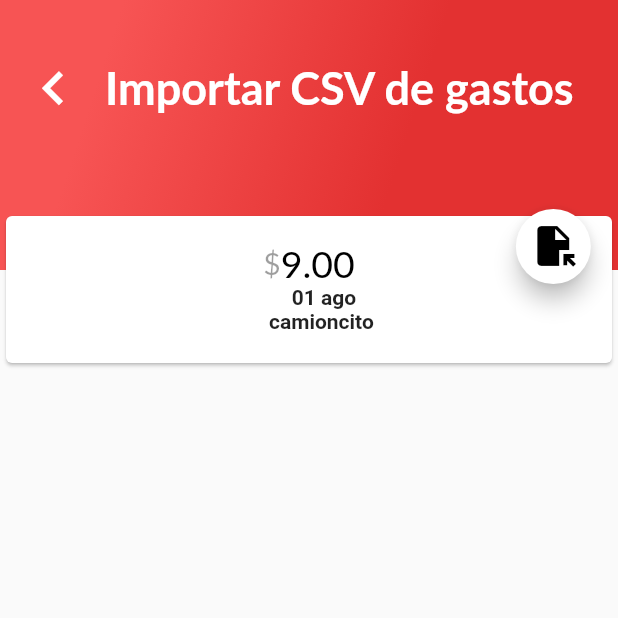
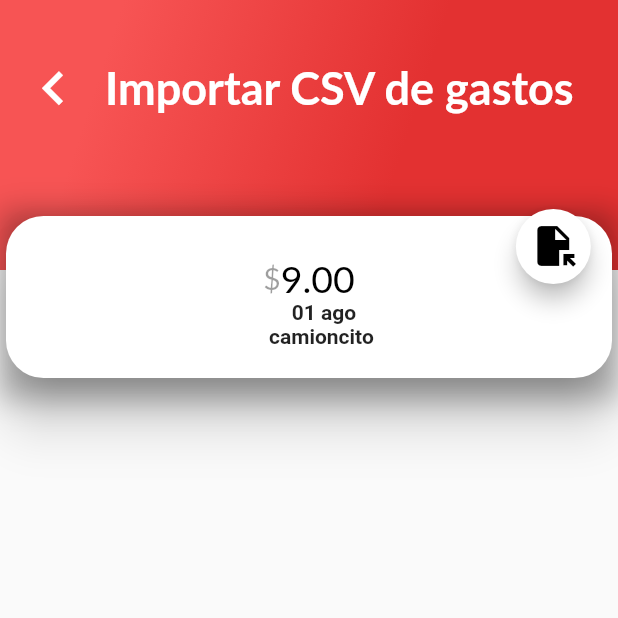
Before and after one commit to jaredbusta/mis_gastos_flutter, a Flutter app: the ImportaCSVGastos screen opened directly, on a phone screen of 412 x 824 dp, the top half of it. Run offline on Flutter 3.47's test engine with Material 2 defaults, Android fonts, the light colour scheme and no system bars; our stand-ins replace cloud_firestore, dropdown_button2, firebase_auth, firebase_core, google_sign_in, image_picker; missing offline and left inert: generic_bloc_provider; accounts and stored records are empty; Roboto replaces fonts that are missing (Lato).

Commit message:
shadow al card de gasto

```diff
--- a/lib/gastos/widget/gasto.dart
+++ b/lib/gastos/widget/gasto.dart
@@ -8,16 +8,24 @@ class Gasto extends StatelessWidget {
 
   @override
   Widget build(BuildContext context) {
-    return gastoCard();
+    return Container(
+      padding: EdgeInsets.only(bottom: 10),
+      child: gastoCard(),
+      decoration: BoxDecoration(
+        boxShadow: [BoxShadow(blurRadius: 15, color: Colors.black26)],
+      ),
+    );
   }
 
   Card gastoCard() {
     return new Card(
+      shape: RoundedRectangleBorder(borderRadius: BorderRadius.circular(25)),
+      elevation: 15,
       child: Column(
         mainAxisSize: MainAxisSize.min,
         children: [
           Container(
-            padding: EdgeInsets.only(top: 16),
+            padding: EdgeInsets.only(top: 26),
             child: Row(
               mainAxisAlignment: MainAxisAlignment.center,
               children: [
```
